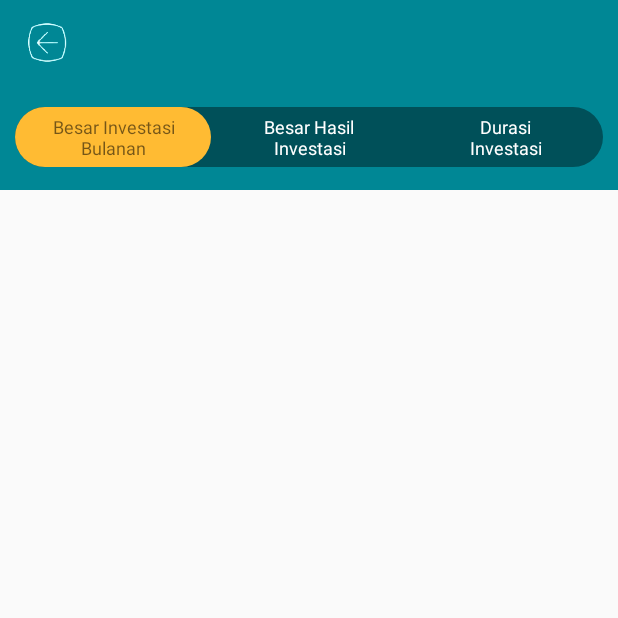
After one commit to CIKOOOOO/BSI, an Android app: the CalculatorProductActivity screen opened directly, with no data from a screen before it, on a phone screen of 412 x 824 dp, the top half of it. The commit adds this screen. Run offline under Robolectric (Android 15) with nearby library versions, the phone set to English and light mode, and no system bars.

Commit message:
Calculator segmented produk detail

```diff
--- a/app/src/main/java/com/bca/bsi/ui/basenavigation/more/CalculatorMore/CalculatorMoreActivity.java
+++ b/app/src/main/java/com/bca/bsi/ui/basenavigation/more/CalculatorMore/CalculatorMoreActivity.java
@@ -91,7 +91,6 @@ public class CalculatorMoreActivity extends BaseActivity implements View.OnClick
 
         calculatorPagerAdapter = new CalculatorPagerAdapter(getSupportFragmentManager(),4);
 
-
         /*
         if(moreFragment.getFromMore()){
             calculatorPagerAdapter = new CalculatorPagerAdapter(getSupportFragmentManager(),4);
@@ -100,7 +99,6 @@ public class CalculatorMoreActivity extends BaseActivity implements View.OnClick
             lastTab.setVisibility(View.INVISIBLE);
             calculatorPagerAdapter = new CalculatorPagerAdapter(getSupportFragmentManager(),3);
         }
-
         */
 
 
--- /dev/null
+++ b/app/src/main/java/com/bca/bsi/ui/basenavigation/products/detail/reksadana/CalculatorProductActivity.java
@@ -0,0 +1,39 @@
+package com.bca.bsi.ui.basenavigation.products.detail.reksadana;
+
+import android.content.res.ColorStateList;
+import android.os.Bundle;
+
+import com.bca.bsi.ui.basenavigation.more.CalculatorMore.CalculatorPagerAdapter;
+import com.bca.bsi.utils.BaseActivity;
+import com.google.android.material.floatingactionbutton.FloatingActionButton;
+import com.google.android.material.snackbar.Snackbar;
+
+import androidx.appcompat.app.AppCompatActivity;
+import androidx.appcompat.widget.Toolbar;
+import androidx.viewpager.widget.ViewPager;
+
+import android.view.View;
+import android.widget.ImageButton;
+
+import com.bca.bsi.R;
+
+public class CalculatorProductActivity extends BaseActivity implements View.OnClickListener {
+
+    private ColorStateList def2;
+    private ViewPager viewPager2;
+    private CalculatorPagerAdapter calculatorPagerAdapter2;
+    private ImageButton backBtn2;
+
+    @Override
+    protected void onCreate(Bundle savedInstanceState) {
+        super.onCreate(savedInstanceState);
+        setContentView(R.layout.activity_calculator_product);
+
+
+    }
+
+    @Override
+    public void onClick(View v) {
+
+    }
+}
--- /dev/null
+++ b/app/src/main/res/layout/activity_calculator_product.xml
@@ -0,0 +1,16 @@
+<?xml version="1.0" encoding="utf-8"?>
+<androidx.coordinatorlayout.widget.CoordinatorLayout xmlns:android="http://schemas.android.com/apk/res/android"
+    xmlns:app="http://schemas.android.com/apk/res-auto"
+    xmlns:tools="http://schemas.android.com/tools"
+    android:layout_width="match_parent"
+    android:layout_height="match_parent"
+    tools:context=".ui.basenavigation.products.detail.reksadana.CalculatorProductActivity">
+
+    <com.google.android.material.appbar.AppBarLayout
+        android:layout_width="match_parent"
+        android:layout_height="wrap_content"
+        android:theme="@style/AppTheme.AppBarOverlay"/>
+
+    <include layout="@layout/content_calculator_product" />
+
+</androidx.coordinatorlayout.widget.CoordinatorLayout>
--- /dev/null
+++ b/app/src/main/res/layout/content_calculator_product.xml
@@ -0,0 +1,113 @@
+<?xml version="1.0" encoding="utf-8"?>
+<androidx.constraintlayout.widget.ConstraintLayout xmlns:android="http://schemas.android.com/apk/res/android"
+    xmlns:app="http://schemas.android.com/apk/res-auto"
+    android:layout_width="match_parent"
+    android:layout_height="match_parent"
+    xmlns:tools="http://schemas.android.com/tools"
+    app:layout_behavior="@string/appbar_scrolling_view_behavior">
+
+    <include
+        android:id="@+id/toolbar_back"
+        layout="@layout/toolbar_back"
+        app:layout_constraintTop_toTopOf="parent"
+        tools:layout_editor_absoluteX="0dp" />
+
+    <FrameLayout
+        android:id="@+id/frame_01"
+        android:layout_width="match_parent"
+        android:layout_height="wrap_content"
+        android:background="@color/color_base_welma"
+        android:paddingTop="@dimen/size_for_5dp"
+        android:paddingBottom="@dimen/size_for_5dp"
+        app:layout_constraintEnd_toEndOf="parent"
+        app:layout_constraintStart_toStartOf="parent"
+        app:layout_constraintTop_toBottomOf="@+id/toolbar_back">
+
+        <LinearLayout xmlns:android="http://schemas.android.com/apk/res/android"
+            xmlns:app="http://schemas.android.com/apk/res-auto"
+            android:layout_width="match_parent"
+            android:layout_height="match_parent"
+            app:layout_behavior="@string/appbar_scrolling_view_behavior"
+            android:orientation="vertical">
+
+
+            <FrameLayout
+                android:layout_width="match_parent"
+                android:layout_height="40dp"
+                android:layout_margin="10dp"
+                android:background="@drawable/back_tabs">
+
+                <LinearLayout
+                    android:layout_width="match_parent"
+                    android:layout_height="match_parent"
+                    android:orientation="horizontal">
+
+                    <TextView
+                        android:id="@+id/selectCalProd"
+                        android:layout_width="match_parent"
+                        android:layout_height="match_parent"
+                        android:layout_weight="1"
+                        android:text=""
+                        android:background="@drawable/back_select"/>
+
+                    <TextView
+                        android:layout_width="match_parent"
+                        android:layout_height="match_parent"
+                        android:layout_weight="1"
+                        android:text="" />
+
+                    <TextView
+                        android:id="@+id/lastTabCalProd"
+                        android:layout_width="match_parent"
+                        android:layout_height="match_parent"
+                        android:layout_weight="1"
+                        android:text="" />
+                </LinearLayout>
+
+                <LinearLayout
+                    android:layout_width="match_parent"
+                    android:layout_height="match_parent"
+                    android:orientation="horizontal">
+                    <TextView
+                        android:id="@+id/besarInvestasiBulananTabCalProd"
+                        android:layout_width="match_parent"
+                        android:layout_height="match_parent"
+                        android:layout_weight="1"
+                        android:text="Besar Investasi\nBulanan"
+                        android:gravity="center"
+                        android:textSize="@dimen/size_for_12sp"/>
+
+                    <TextView
+                        android:id="@+id/besarHasilInvestasiTabCalProd"
+                        android:layout_width="match_parent"
+                        android:layout_height="match_parent"
+                        android:layout_weight="1"
+                        android:text="Besar Hasil\nInvestasi"
+                        android:gravity="center"
+                        android:textColor="@android:color/white"
+                        android:textSize="@dimen/size_for_12sp"/>
+
+                    <TextView
+                        android:id="@+id/durasiInvestasiTabCalProd"
+                        android:layout_width="match_parent"
+                        android:layout_height="match_parent"
+                        android:layout_weight="1"
+                        android:text="Durasi\nInvestasi"
+                        android:gravity="center"
+                        android:textColor="@android:color/white"
+                        android:textSize="@dimen/size_for_12sp"/>
+
+                </LinearLayout>
+            </FrameLayout>
+        </LinearLayout>
+    </FrameLayout>
+
+    <androidx.viewpager.widget.ViewPager
+        android:id="@+id/viewPagerCalProd"
+        android:layout_width="@dimen/size_for_0dp"
+        android:layout_height="@dimen/size_for_0dp"
+        app:layout_constraintBottom_toBottomOf="parent"
+        app:layout_constraintEnd_toEndOf="parent"
+        app:layout_constraintStart_toStartOf="parent"
+        app:layout_constraintTop_toBottomOf="@+id/frame_01" />
+</androidx.constraintlayout.widget.ConstraintLayout>
--- a/app/src/main/res/values/strings.xml
+++ b/app/src/main/res/values/strings.xml
@@ -99,6 +99,7 @@
 
     <string name="hello_first_fragment">Hello first fragment</string>
     <string name="hello_second_fragment">Hello second fragment. Arg: %1$s</string>
+    <string name="title_activity_calculator_product">CalculatorProductActivity</string>
 
     <!--END HERE-->
 
```
Also changed, not shown: app/src/main/AndroidManifest.xml (+5 -5 lines), app/src/main/java/com/bca/bsi/ui/basenavigation/more/CalculatorMore/BesarInvestasiBulananFragment.java (+24 -1 lines), app/src/main/java/com/bca/bsi/ui/basenavigation/products/detail/reksadana/calculatorfragment/BesarHasilInvestasiCalProdFragment.java (added, +66 -0 lines), app/src/main/java/com/bca/bsi/ui/basenavigation/products/detail/reksadana/calculatorfragment/BesarInvestasiBulananCalProdFragment.java (added, +66 -0 lines), app/src/main/java/com/bca/bsi/ui/basenavigation/products/detail/reksadana/calculatorfragment/DurasiInvestasiCalProdFragment.java (added, +66 -0 lines), app/src/main/java/com/bca/bsi/utils/Utils.java (+18 -0 lines), app/src/main/res/layout/fragment_besar_hasil_investasi_cal_prod.xml (added, +14 -0 lines), app/src/main/res/layout/fragment_besar_investasi_bulanan_cal_prod.xml (added, +14 -0 lines), app/src/main/res/layout/fragment_durasi_investasi_cal_prod.xml (added, +14 -0 lines), app/src/main/res/navigation/nav_graph.xml (+20 -0 lines).
